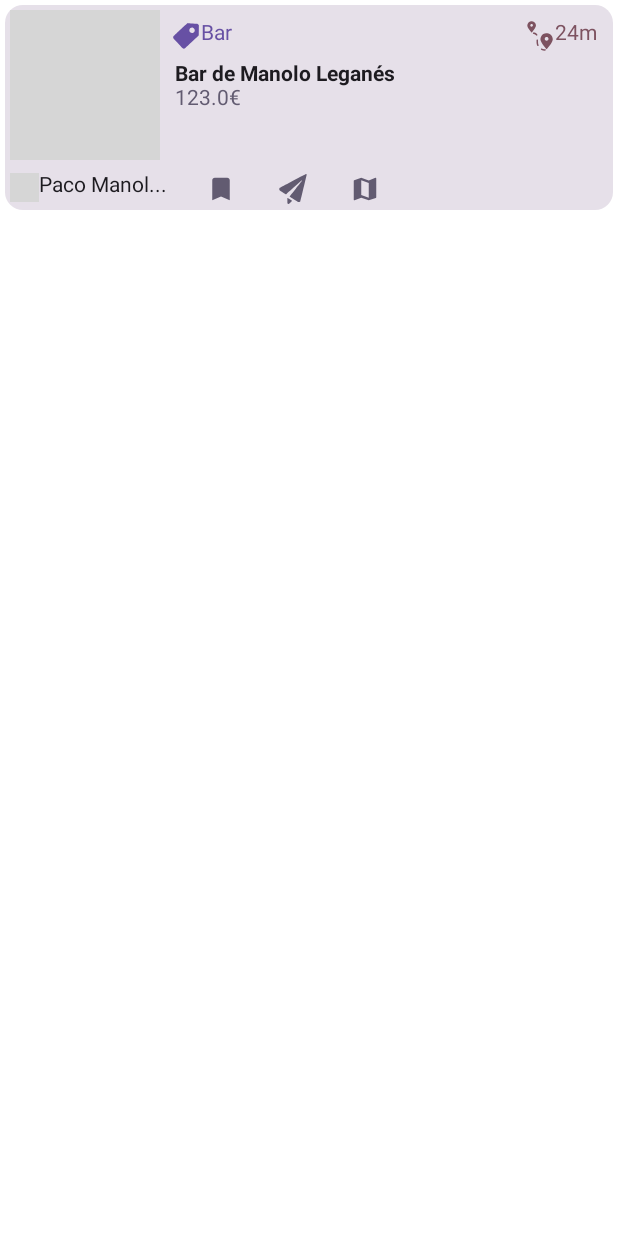
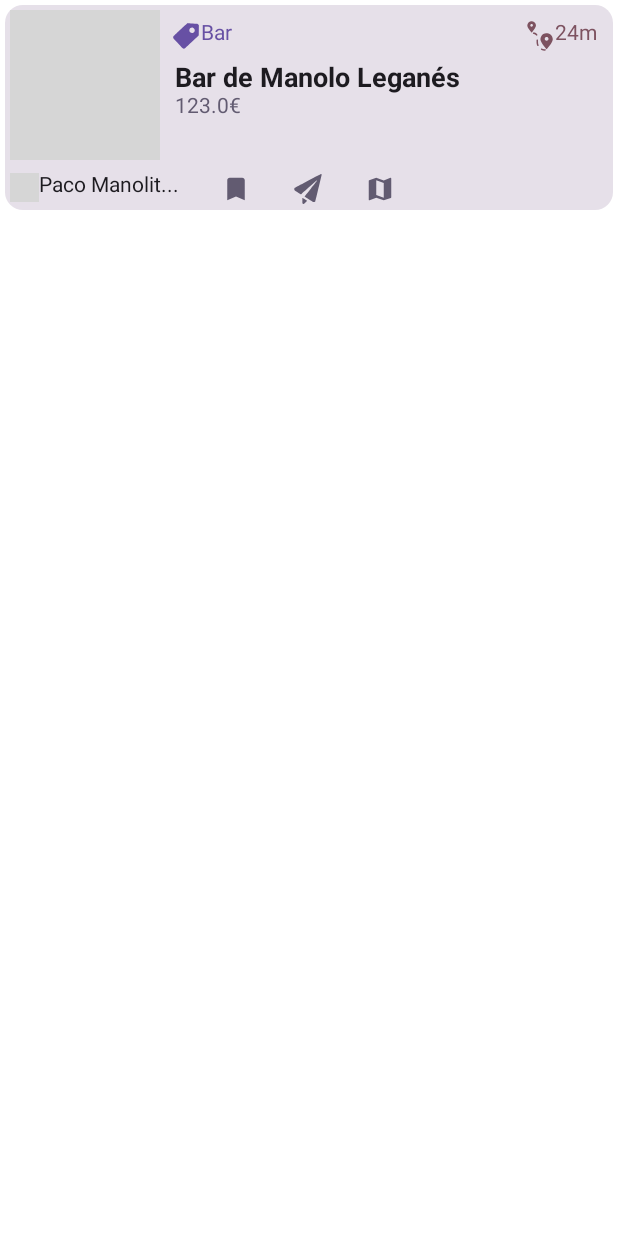
Before and after one commit to changhaowu00/MapAround-Android, an Android app built with Jetpack Compose: the @Preview function HomeListItemPreview, on a phone screen of 412 x 824 dp. Run offline under Robolectric (Android 15) with nearby library versions, the phone set to English and light mode, and no system bars; pictures from the network do not load; grey boxes are pictures that could not be loaded.

Commit message:
Fixed Font size

```diff
--- a/app/src/main/java/com/example/maparound/ui/screens/home/components/HomeListItem.kt
+++ b/app/src/main/java/com/example/maparound/ui/screens/home/components/HomeListItem.kt
@@ -75,7 +75,8 @@ fun HomeListItem(place : Place){
                     text = place.title,
                     modifier = Modifier.padding(horizontal = 10.dp),
                     color = MaterialTheme.colorScheme.onSurface,
-                    fontWeight = FontWeight.Bold
+                    fontWeight = FontWeight.Bold,
+                    fontSize = 18.sp
                 )
 
                 if (place.price!=null){
@@ -91,7 +92,7 @@ fun HomeListItem(place : Place){
         Row(modifier = Modifier.height(30.dp).padding(vertical = 0.dp)) {
             Row(
                 modifier = Modifier
-                    .width(120.dp)
+                    .width(130.dp)
                     .align( Alignment.CenterVertically)
                     .padding(horizontal = 3.dp)
             ){
@@ -110,7 +111,7 @@ fun HomeListItem(place : Place){
                 }
 
                 Text(
-                    text = if(place.user_name.length>11) "${place.user_name.subSequence(0,10)}..."
+                    text = if(place.user_name.length>15) "${place.user_name.subSequence(0,12)}..."
                             else place.user_name,
                 )
             }
@@ -164,7 +165,7 @@ fun HomeListItemPreview(){
         id = "1",
         image_url = "https://cultibar.files.wordpress.com/2015/09/el-manolo-estc3a9tica-actual-esencia-eterna.jpg",
         icon_url = "https://media.timeout.com/images/101415021/image.jpg",
-        user_name = "Paco Manolito",
+        user_name = "Paco Manolito de Leganes",
         title = "Bar de Manolo Leganés",
         tag = "Bar",
         distance = "24m",
```
